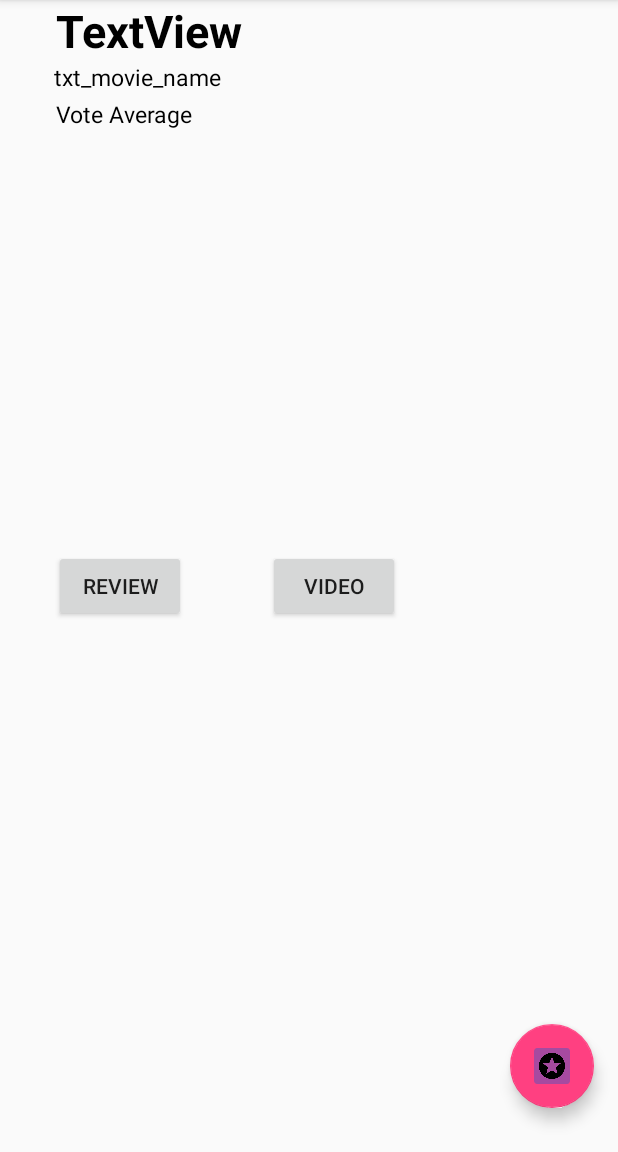
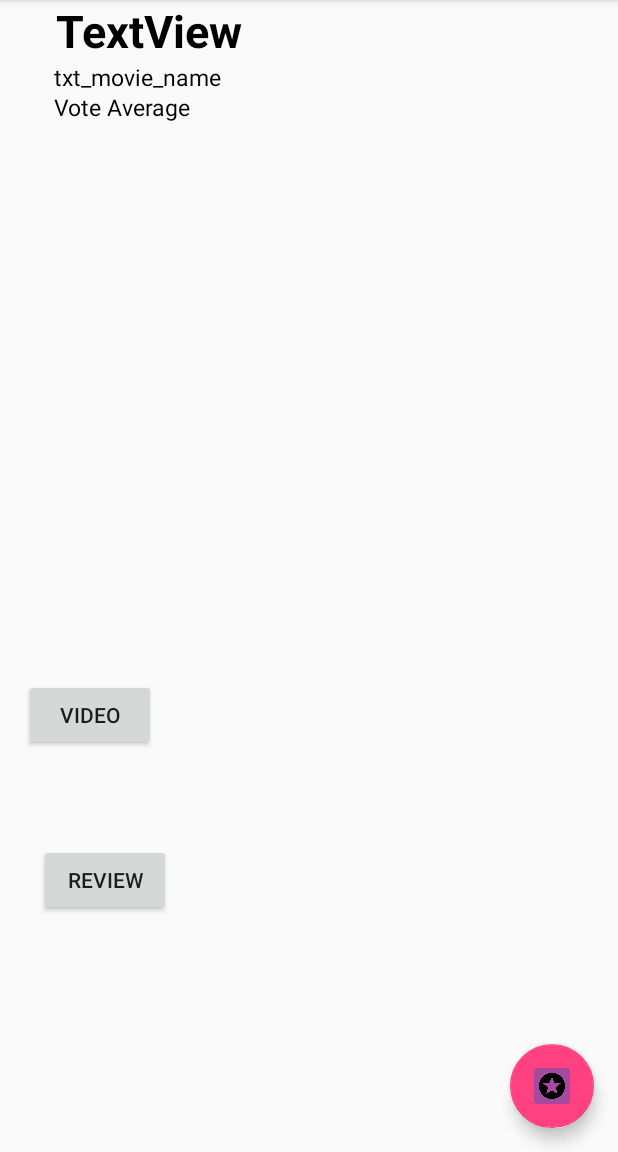
Before and after one commit to senamit2708/NanodegreeMovieApp-master, an Android app: the MovieDetailDescription screen opened directly, with no data from a screen before it, after a tap on "REVIEW", on a phone screen of 412 x 824 dp, the part 84-1236 px from its top. Run offline under Robolectric (Android 15) with nearby library versions, the phone set to English and light mode, and no system bars; our stand-ins replace Picasso; pictures from the network do not load; 8 statements that could not run were skipped.

Commit message:
SMALL CHANGES

```diff
--- a/app/src/main/AndroidManifest.xml
+++ b/app/src/main/AndroidManifest.xml
@@ -42,7 +42,6 @@
             android:exported="false" />
 
         <activity android:name=".MovieBookMarkedDescription"
-            android:launchMode="singleTop"
             android:parentActivityName=".MovieBookmarkedList">
             <meta-data
                 android:name="android.support.PARENT_ACTIVITY"
--- a/app/src/main/java/com/example/senamit/nanodegreemovieapp/MovieBookMarkedDescription.java
+++ b/app/src/main/java/com/example/senamit/nanodegreemovieapp/MovieBookMarkedDescription.java
@@ -136,7 +136,7 @@ public class MovieBookMarkedDescription extends AppCompatActivity implements Loa
     @Override
     public void onLoaderReset(Loader<Cursor> loader) {
 
-        txtText.setText("");
+//        txtText.setText(null);
     }
 
 }
--- a/app/src/main/java/com/example/senamit/nanodegreemovieapp/MovieDetailDescription.java
+++ b/app/src/main/java/com/example/senamit/nanodegreemovieapp/MovieDetailDescription.java
@@ -40,9 +40,11 @@ public class MovieDetailDescription extends AppCompatActivity implements LoaderM
     MovieDBHelper movieDBHelper;
     String movieId;
     String moviePoster;
-    String stringUrl = null;
+    String stringUrl1 = null;
+    String stringUrl2 = null;
     TextView txtMovieReview;
     TextView txtMovieVideo;
+    TextView txtVideoDesc;
     ListView listViewMovieVideo;
     MovieListViewVideoAdapter movieListViewVideoAdapter;
     Button btnReview;
@@ -65,6 +67,9 @@ public class MovieDetailDescription extends AppCompatActivity implements LoaderM
             reviewValue=savedInstanceState.getString(KEY_URL);
             Log.i(LOG_TAG, "inside restore instance"+reviewValue);
 //            getLoaderManager().initLoader(LOADERIDVIDEO, savedInstanceState, MovieDetailDescription.this);
+            stringUrl2 = Uri.parse(MovieApiLinkCreator.MOVIE_DETAILS_JSON_DATA).buildUpon().appendPath(movieId).appendPath("videos").appendQueryParameter(MovieApiLinkCreator.APIKEY, MovieApiLinkCreator.KEY).appendQueryParameter(MovieApiLinkCreator.LANGUAGE, MovieApiLinkCreator.LANGUAGEVALUE).build().toString();
+
+            getLoaderManager().initLoader(LOADERIDVIDEO, savedInstanceState, MovieDetailDescription.this);
         }
         Toolbar toolbar = (Toolbar) findViewById(R.id.toolbar);
         setSupportActionBar(toolbar);
@@ -78,6 +83,7 @@ public class MovieDetailDescription extends AppCompatActivity implements LoaderM
         final TextView txtMovieReleaseDate = findViewById(R.id.txt_movieReleaseDate);
         final TextView txtMovieDescr = findViewById(R.id.txt_movie_descr);
         final TextView txtMovieRating = findViewById(R.id.movieRating);
+        txtVideoDesc = findViewById(R.id.txtVideoDesc);
         listViewMovieVideo = findViewById(R.id.listViewVideo);
         txtMovieReview = findViewById(R.id.txt_movie_review);
 //        txtMovieVideo = findViewById(R.id.txtVideo);
@@ -143,7 +149,7 @@ public class MovieDetailDescription extends AppCompatActivity implements LoaderM
             @Override
             public void onClick(View v) {
                 Log.i(LOG_TAG, "inside review button click");
-                stringUrl = Uri.parse(MovieApiLinkCreator.MOVIE_DETAILS_JSON_DATA).buildUpon().appendPath(movieId).appendPath("reviews").appendQueryParameter(MovieApiLinkCreator.APIKEY, MovieApiLinkCreator.KEY).appendQueryParameter(MovieApiLinkCreator.LANGUAGE, MovieApiLinkCreator.LANGUAGEVALUE).build().toString();
+                stringUrl1 = Uri.parse(MovieApiLinkCreator.MOVIE_DETAILS_JSON_DATA).buildUpon().appendPath(movieId).appendPath("reviews").appendQueryParameter(MovieApiLinkCreator.APIKEY, MovieApiLinkCreator.KEY).appendQueryParameter(MovieApiLinkCreator.LANGUAGE, MovieApiLinkCreator.LANGUAGEVALUE).build().toString();
                 loaderMangerReview();
             }
 
@@ -156,8 +162,8 @@ public class MovieDetailDescription extends AppCompatActivity implements LoaderM
         btnVideo.setOnClickListener(new View.OnClickListener() {
             @Override
             public void onClick(View v) {
-                stringUrl = Uri.parse(MovieApiLinkCreator.MOVIE_DETAILS_JSON_DATA).buildUpon().appendPath(movieId).appendPath("videos").appendQueryParameter(MovieApiLinkCreator.APIKEY, MovieApiLinkCreator.KEY).appendQueryParameter(MovieApiLinkCreator.LANGUAGE, MovieApiLinkCreator.LANGUAGEVALUE).build().toString();
-                Log.i(LOG_TAG, "the string url of videos is  " + stringUrl);
+                stringUrl2 = Uri.parse(MovieApiLinkCreator.MOVIE_DETAILS_JSON_DATA).buildUpon().appendPath(movieId).appendPath("videos").appendQueryParameter(MovieApiLinkCreator.APIKEY, MovieApiLinkCreator.KEY).appendQueryParameter(MovieApiLinkCreator.LANGUAGE, MovieApiLinkCreator.LANGUAGEVALUE).build().toString();
+                Log.i(LOG_TAG, "the string url of videos is  " + stringUrl2);
                 loaderManagerMovieVideo();
             }
 
@@ -188,21 +194,29 @@ public class MovieDetailDescription extends AppCompatActivity implements LoaderM
 
     @Override
     public Loader<List<MovieDetails>> onCreateLoader(int id, Bundle args) {
+        Log.i(LOG_TAG, "inside oncreate loader");
         loaderId = id;
-        return new MovieReviewVideoLoader(this, stringUrl, id);
+        if (loaderId == LOADERIDREVIEW) {
+            return new MovieReviewVideoLoader(this, stringUrl1, id);
+        }if (loaderId==LOADERIDVIDEO){
+            return new MovieReviewVideoLoader(this, stringUrl2, id);
+        }
+       return null;
     }
 
     @Override
     public void onLoadFinished(Loader<List<MovieDetails>> loader, List<MovieDetails> data) {
 
+        Log.i(LOG_TAG, "inside on load finished");
         if (data != null) {
-
+            Log.i(LOG_TAG, "inside on load finished not null value");
             if (loaderId == LOADERIDVIDEO) {
+                Log.i(LOG_TAG, "inside on load finished loadervideo");
                  arrayList = new ArrayList(data);
                 movieListViewVideoAdapter = new MovieListViewVideoAdapter(this, arrayList);
                 listViewMovieVideo.setAdapter(movieListViewVideoAdapter);
-//                txtMovieVideo.setText(data.get(0).getMovieReview());
-//                youtubeKey = data.get(0).getMovieVideo();
+                loaderId=0;
+
             }
             if (loaderId == LOADERIDREVIEW) {
                 int count = data.size();
@@ -217,6 +231,7 @@ public class MovieDetailDescription extends AppCompatActivity implements LoaderM
                     txtMovieReview.setText("NO REVIEW AVAILABLE ");
                 }
 
+                loaderId=0;
             }
 
         }
--- a/app/src/main/java/com/example/senamit/nanodegreemovieapp/MovieReviewVideoLoader.java
+++ b/app/src/main/java/com/example/senamit/nanodegreemovieapp/MovieReviewVideoLoader.java
@@ -41,23 +41,27 @@ public class MovieReviewVideoLoader extends AsyncTaskLoader<List<MovieDetails>>
     public List<MovieDetails> loadInBackground() {
 
         try {
+            Log.i(LOG_TAG, "inside try block of review video");
 
             if (id==LOADERIDVIDEO){
                 movieDetailsArrayList = QueryUtils.fetchMovieVideo(stringUrl);
+                return movieDetailsArrayList;
             }
-           else if (id==LOADERIDREVIEW){
+           if (id==LOADERIDREVIEW){
                 movieDetailsArrayList = QueryUtils.fetchMovieReview(stringUrl);
+               return movieDetailsArrayList;
             }
-            else{
-               return null;
-            }
+
+
+
 
         } catch (IOException e) {
             e.printStackTrace();
         } catch (JSONException e) {
             e.printStackTrace();
         }
+        Log.i(LOG_TAG, "inside doinbackground and in null return");
+        return null;
 
-        return movieDetailsArrayList;
     }
 }
--- a/app/src/main/java/com/example/senamit/nanodegreemovieapp/QueryUtils.java
+++ b/app/src/main/java/com/example/senamit/nanodegreemovieapp/QueryUtils.java
@@ -137,7 +137,7 @@ public class QueryUtils {
             Log.i(LOG_TAG,"inside empty json of review");
             return null;
         }
-        String movieReview = "no movie";
+        String movieReview = null;
         ArrayList<MovieDetails> movieDetailsArrayList = new ArrayList<MovieDetails>();
         JSONObject baseJsonObject = new JSONObject(jsonResponse);
         JSONArray resultJsonArray = baseJsonObject.optJSONArray("results");
@@ -169,6 +169,7 @@ public class QueryUtils {
             return null;
         }
         String movieVideo=null;
+        String videoName=null;
         ArrayList<MovieDetails> movieDetailsArrayList = new ArrayList<MovieDetails>();
         JSONObject baseJsonObject = new JSONObject(jsonResponse);
         JSONArray resultJsonArray = baseJsonObject.optJSONArray("results");
@@ -176,7 +177,8 @@ public class QueryUtils {
             JSONObject trailerJsonObject = resultJsonArray.optJSONObject(i);
 
             movieVideo = trailerJsonObject.optString("key");
-            movieDetailsArrayList.add(new MovieDetails(movieVideo, "amit"));
+            videoName= trailerJsonObject.optString("name");
+            movieDetailsArrayList.add(new MovieDetails(movieVideo, videoName));
         }
         return movieDetailsArrayList;
 
--- a/app/src/main/res/layout/activity_list_view_item.xml
+++ b/app/src/main/res/layout/activity_list_view_item.xml
@@ -6,10 +6,12 @@
     <TextView
         android:layout_width="match_parent"
         android:layout_height="wrap_content"
-        android:id="@+id/txtVideoName"/>
+        android:id="@+id/txtVideoName"
+        android:textStyle="bold"/>
     <TextView
         android:layout_width="wrap_content"
         android:layout_height="wrap_content"
-        android:id="@+id/txtVideoLink"/>
+        android:id="@+id/txtVideoLink"
+        android:visibility="gone"/>
 
 </LinearLayout>
--- a/app/src/main/res/layout/activity_movie_book_marked_description.xml
+++ b/app/src/main/res/layout/activity_movie_book_marked_description.xml
@@ -92,6 +92,7 @@
                 android:layout_width="match_parent"
                 android:layout_height="wrap_content"
                 android:textColor="@android:color/black"
+                android:text="review"
                 android:textSize="15sp"
                 android:textStyle="bold" />
 
@@ -120,6 +121,7 @@
         android:layout_marginEnd="142dp"
         android:layout_marginTop="7dp"
         android:textColor="@android:color/black"
+        android:text="movierating"
         android:textSize="15dp"
         app:layout_constraintEnd_toEndOf="parent"
         app:layout_constraintStart_toEndOf="@+id/voteAverage"
--- a/app/src/main/res/layout/activity_movie_detail_description.xml
+++ b/app/src/main/res/layout/activity_movie_detail_description.xml
@@ -43,15 +43,12 @@
 
     <TextView
         android:id="@+id/txt_movieReleaseDate"
-        android:layout_width="0dp"
+        android:layout_width="113dp"
         android:layout_height="wrap_content"
-        android:layout_marginEnd="16dp"
-        android:layout_marginStart="16dp"
         android:text="txt_movie_name"
         android:textColor="@android:color/black"
         android:textSize="15dp"
-        app:layout_constraintEnd_toStartOf="@+id/btnVideo"
-        app:layout_constraintStart_toEndOf="@+id/guideline"
+        app:layout_constraintStart_toStartOf="@+id/voteAverage"
         app:layout_constraintTop_toBottomOf="@+id/txt_movie_name" />
 
     <TextView
@@ -70,16 +67,17 @@
 
     <ScrollView
         android:id="@+id/scrollView3"
-        android:layout_width="0dp"
-        android:layout_height="100dp"
-        android:layout_marginBottom="35dp"
-        android:layout_marginEnd="7dp"
-        android:layout_marginStart="7dp"
-        android:layout_marginTop="38dp"
-        app:layout_constraintBottom_toTopOf="@+id/btnReview"
+        android:layout_width="358dp"
+        android:layout_height="98dp"
+        android:layout_marginBottom="8dp"
+        android:layout_marginTop="8dp"
+        app:layout_constraintBottom_toBottomOf="parent"
         app:layout_constraintEnd_toEndOf="parent"
+        app:layout_constraintLeft_toLeftOf="parent"
+        app:layout_constraintRight_toRightOf="parent"
         app:layout_constraintStart_toStartOf="parent"
-        app:layout_constraintTop_toTopOf="@+id/voteAverage">
+        app:layout_constraintTop_toTopOf="@+id/appbar"
+        app:layout_constraintVertical_bias="0.324">
 
         <LinearLayout
             android:layout_width="match_parent"
@@ -102,26 +100,26 @@
         android:layout_width="wrap_content"
         android:layout_height="wrap_content"
         android:layout_marginEnd="16dp"
-        android:layout_marginStart="37dp"
-        android:layout_marginTop="3dp"
+        android:layout_marginStart="36dp"
+        android:layout_marginTop="20dp"
         android:text="Vote Average"
         android:textColor="@android:color/black"
         android:textSize="15dp"
         app:layout_constraintEnd_toStartOf="@+id/movieRating"
         app:layout_constraintStart_toStartOf="parent"
-        app:layout_constraintTop_toBottomOf="@+id/txt_movieReleaseDate" />
+        app:layout_constraintTop_toTopOf="@+id/txt_movieReleaseDate" />
 
     <TextView
         android:id="@+id/movieRating"
         android:layout_width="0dp"
         android:layout_height="wrap_content"
-        android:layout_marginEnd="142dp"
-        android:layout_marginTop="3dp"
+        android:layout_marginEnd="140dp"
+        android:layout_marginTop="20dp"
         android:textColor="@android:color/black"
         android:textSize="15dp"
         app:layout_constraintEnd_toEndOf="parent"
         app:layout_constraintStart_toEndOf="@+id/voteAverage"
-        app:layout_constraintTop_toBottomOf="@+id/txt_movieReleaseDate" />
+        app:layout_constraintTop_toTopOf="@+id/txt_movieReleaseDate" />
 
     <!--<ScrollView-->
     <!--android:id="@+id/scrollView2"-->
@@ -149,51 +147,63 @@
     <!--</ScrollView>-->
 
     <Button
-        android:id="@+id/btnVideo"
+        android:id="@+id/btnReview"
         android:layout_width="wrap_content"
         android:layout_height="wrap_content"
-        android:layout_marginBottom="196dp"
-        android:layout_marginTop="197dp"
-        android:text="Video"
-        app:layout_constraintBottom_toBottomOf="@+id/floatingbtnSave"
-        app:layout_constraintEnd_toEndOf="@+id/listViewVideo"
-        app:layout_constraintStart_toStartOf="@+id/listViewVideo"
-        app:layout_constraintTop_toTopOf="@+id/txt_movieReleaseDate" />
+        android:layout_marginBottom="27dp"
+        android:layout_marginEnd="12dp"
+        android:layout_marginStart="26dp"
+        android:text="Review"
+        app:layout_constraintBottom_toTopOf="@+id/scrollView5"
+        app:layout_constraintEnd_toStartOf="@+id/listViewVideo"
+        app:layout_constraintStart_toStartOf="parent" />
 
     <android.support.design.widget.FloatingActionButton
         android:id="@+id/floatingbtnSave"
         android:layout_width="284dp"
         android:layout_height="wrap_content"
-        android:layout_marginBottom="29dp"
+        android:layout_marginBottom="16dp"
         android:layout_marginEnd="16dp"
         android:clickable="true"
         app:layout_constraintBottom_toBottomOf="parent"
         app:layout_constraintEnd_toEndOf="parent"
         app:srcCompat="@mipmap/ic_floating_star" />
 
-    <ListView
-        android:id="@+id/listViewVideo"
-        android:layout_width="0dp"
-        android:layout_height="84dp"
-        android:layout_marginBottom="81dp"
-        android:layout_marginStart="5dp"
-        android:layout_marginTop="79dp"
-        app:layout_constraintBottom_toBottomOf="@+id/floatingbtnSave"
-        app:layout_constraintEnd_toEndOf="parent"
-        app:layout_constraintStart_toStartOf="@+id/scrollView5"
-        app:layout_constraintTop_toTopOf="@+id/btnReview" />
+    <Button
+        android:id="@+id/btnVideo"
+        android:layout_width="wrap_content"
+        android:layout_height="wrap_content"
+        android:layout_marginBottom="8dp"
+        android:layout_marginLeft="16dp"
+        android:layout_marginTop="8dp"
+        android:text="Video"
+        app:layout_constraintBottom_toTopOf="@+id/btnReview"
+        app:layout_constraintLeft_toLeftOf="parent"
+        app:layout_constraintTop_toTopOf="@+id/txt_movie_name"
+        app:layout_constraintVertical_bias="0.892" />
+
+    <TextView
+        android:id="@+id/txtVideoDesc"
+        android:layout_width="wrap_content"
+        android:layout_height="wrap_content"
+        android:layout_marginBottom="7dp"
+        android:layout_marginEnd="36dp"
+        android:visibility="gone"
+        app:layout_constraintBottom_toTopOf="@+id/btnVideo"
+        app:layout_constraintEnd_toEndOf="@+id/btnVideo" />
 
     <ScrollView
         android:id="@+id/scrollView5"
-        android:layout_width="0dp"
-        android:layout_height="0dp"
-        android:layout_marginEnd="8dp"
-        android:layout_marginStart="8dp"
+        android:layout_width="348dp"
+        android:layout_height="90dp"
+        android:layout_marginBottom="40dp"
+        android:layout_marginLeft="16dp"
         android:layout_marginTop="8dp"
         app:layout_constraintBottom_toBottomOf="parent"
         app:layout_constraintEnd_toEndOf="parent"
-        app:layout_constraintStart_toStartOf="@+id/guideline"
-        app:layout_constraintTop_toBottomOf="@+id/listViewVideo">
+        app:layout_constraintLeft_toLeftOf="parent"
+        app:layout_constraintTop_toTopOf="@+id/appbar"
+        app:layout_constraintVertical_bias="1.0">
 
         <LinearLayout
             android:layout_width="match_parent"
@@ -210,13 +220,17 @@
         </LinearLayout>
     </ScrollView>
 
-    <Button
-        android:id="@+id/btnReview"
-        android:layout_width="wrap_content"
-        android:layout_height="wrap_content"
-        android:layout_marginStart="16dp"
-        android:text="Review"
-        app:layout_constraintBaseline_toBaselineOf="@+id/btnVideo"
-        app:layout_constraintStart_toStartOf="@+id/guideline" />
+    <ListView
+        android:id="@+id/listViewVideo"
+        android:layout_width="0dp"
+        android:layout_height="97dp"
+        android:layout_marginBottom="48dp"
+        android:layout_marginEnd="21dp"
+        android:layout_marginTop="8dp"
+        app:layout_constraintBottom_toTopOf="@+id/scrollView5"
+        app:layout_constraintEnd_toEndOf="parent"
+        app:layout_constraintHorizontal_bias="0.857"
+        app:layout_constraintStart_toEndOf="@+id/btnReview"
+        app:layout_constraintTop_toBottomOf="@+id/scrollView3" />
 
 </android.support.constraint.ConstraintLayout>
```
Also changed, not shown: app/src/main/res/layout-land/activity_movie_book_marked_description.xml (+36 -41 lines).
